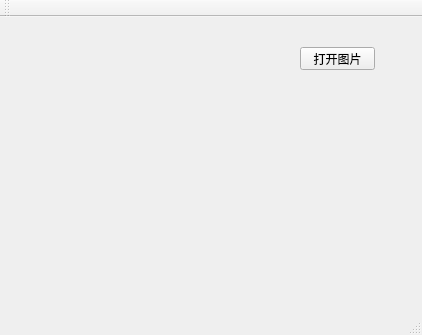
Above: mainwindow.ui from dszhengyu/lj before the change. Below: the same form after it.
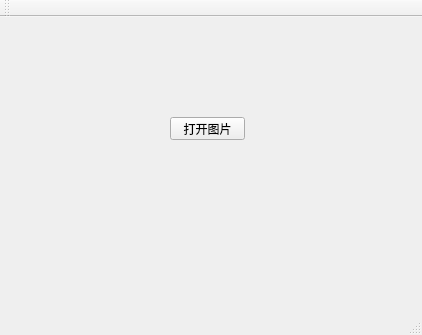
That is the form after the change.

```diff
--- a/mainwindow.ui
+++ b/mainwindow.ui
@@ -17,8 +17,8 @@
    <widget class="QPushButton" name="pushButton">
     <property name="geometry">
      <rect>
-      <x>300</x>
-      <y>30</y>
+      <x>170</x>
+      <y>100</y>
       <width>75</width>
       <height>23</height>
      </rect>
```
